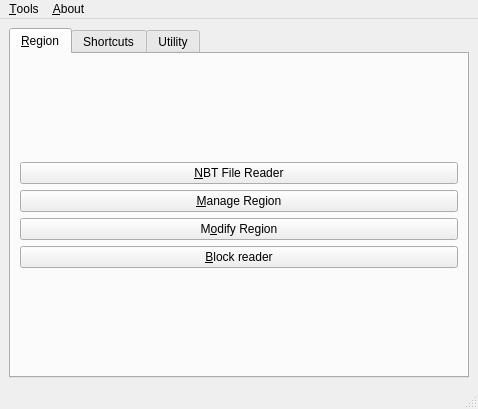
DreamHelium/dhlrc, file src/mainwindow.ui: the form before one commit.
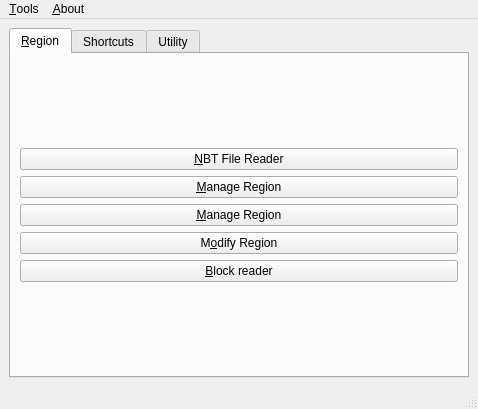
The form after the commit.

Commit message: Add experimental ManageRegionUI to replace old dh::ManageRegion

```diff
--- a/src/mainwindow.ui
+++ b/src/mainwindow.ui
@@ -38,6 +38,13 @@
             </property>
            </widget>
           </item>
+          <item>
+           <widget class="QPushButton" name="mrBtn_3">
+            <property name="text">
+             <string>&amp;Manage Region</string>
+            </property>
+           </widget>
+          </item>
           <item>
            <widget class="QPushButton" name="mrBtn_2">
             <property name="text">
```
The commit also changes 16 other files.
